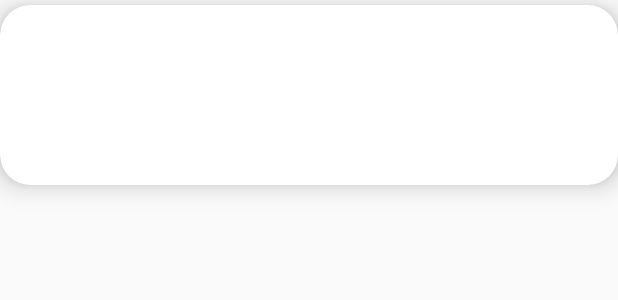
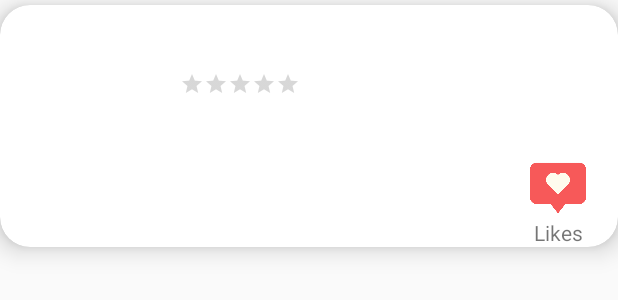
Before and after one commit to upendrapratapbind/ProductMart, an Android app: the layout home_rv_item_view.xml on its own in the app's theme, with its tools: preview values and no code run, on a phone screen of 412 x 824 dp. Shown: the top 300 px of the screen. Run offline under Robolectric (Android 15) with nearby library versions, the phone set to English and light mode, and no system bars.

Commit message:
layout change

```diff
--- a/app/src/main/java/com/example/productmart/HomeAdapter.kt
+++ b/app/src/main/java/com/example/productmart/HomeAdapter.kt
@@ -5,6 +5,7 @@ import android.view.LayoutInflater
 import android.view.View
 import android.view.ViewGroup
 import android.widget.ImageView
+import android.widget.RatingBar
 import android.widget.TextView
 import androidx.recyclerview.widget.RecyclerView
 import com.bumptech.glide.Glide
@@ -33,24 +34,24 @@ class HomeAdapter(var context:Context): RecyclerView.Adapter<HomeAdapter.HomeVie
       lateinit var pTitle:TextView
       lateinit var pDesc:TextView
         lateinit var pCategory:TextView
-        lateinit var pRatingRate:TextView
-        lateinit var pRatingCount:TextView
+        lateinit var pRatingRate:RatingBar
         lateinit var pPrice:TextView
+        lateinit var pLike:TextView
 
         fun bindView(item:Product?){
             pImage=itemView.findViewById(R.id.productImage)
             pTitle=itemView.findViewById(R.id.pTitle)
             pDesc=itemView.findViewById(R.id.pDesc)
             pCategory=itemView.findViewById(R.id.pCategory)
-            pRatingRate=itemView.findViewById(R.id.pRatingRate)
-            pRatingCount=itemView.findViewById(R.id.pRatingCount)
+            pRatingRate=itemView.findViewById(R.id.pRatingBar)
+            pLike=itemView.findViewById(R.id.pLikes)
             pPrice=itemView.findViewById(R.id.pPrice)
             pTitle.text=item?.title
             pDesc.text=item?.description
             pCategory.text=item?.category
-            pRatingRate.text=("Rate->"+item?.rating?.rate.toString())
-            pRatingCount.text=("Rate Count->"+item?.rating?.count.toString())
+            pRatingRate.rating= item?.rating?.rate!!.toFloat()
             pPrice.text=("Rs "+item?.price.toString())
+            pLike.text= item.rating.count.toString()
             Glide.with(this.itemView).load(item?.image).override(300, 200).placeholder(R.drawable.shoplogo).error(R.drawable.shoplogo).into(pImage);
         }
     }
--- a/app/src/main/res/layout/home_rv_item_view.xml
+++ b/app/src/main/res/layout/home_rv_item_view.xml
@@ -12,12 +12,12 @@
     app:cardBackgroundColor="@color/white"
     >
 <androidx.constraintlayout.widget.ConstraintLayout
-    android:layout_width="wrap_content"
+    android:layout_width="match_parent"
     android:layout_height="wrap_content">
     <ImageView
         android:id="@+id/productImage"
-        android:layout_width="80dp"
-        android:layout_height="100dp"
+        android:layout_width="100dp"
+        android:layout_height="120dp"
         android:layout_marginStart="10dp"
         android:layout_marginTop="10dp"
         android:layout_marginBottom="10dp"
@@ -33,18 +33,21 @@
         android:layout_marginTop="10dp"
         android:textStyle="bold"
         android:textSize="18sp"
+        android:textColor="@color/black"
         app:layout_constraintStart_toEndOf="@+id/productImage"
         app:layout_constraintTop_toTopOf="parent" />
+
     <TextView
         android:id="@+id/pCategory"
         android:layout_width="200dp"
         android:layout_height="wrap_content"
         android:layout_marginStart="10dp"
+        android:layout_marginTop="10dp"
+        android:textSize="15sp"
         android:textStyle="bold"
-        android:textSize="15sp"
-        android:layout_marginTop="10dp"
         app:layout_constraintStart_toEndOf="@+id/productImage"
-        app:layout_constraintTop_toBottomOf="@+id/pTitle"/>
+        app:layout_constraintTop_toBottomOf="@+id/pRatingBar" />
+
     <TextView
         android:id="@+id/pDesc"
         android:layout_width="200dp"
@@ -53,31 +56,49 @@
         android:layout_marginTop="10dp"
         android:textSize="12sp"
         app:layout_constraintStart_toEndOf="@+id/productImage"
-        app:layout_constraintTop_toBottomOf="@+id/pCategory"/>
+        app:layout_constraintTop_toBottomOf="@+id/pCategory" />
+
+    <RatingBar
+        android:id="@+id/pRatingBar"
+        style="@style/Widget.AppCompat.RatingBar.Small"
+        android:layout_width="wrap_content"
+        android:layout_height="wrap_content"
+        android:layout_marginStart="10dp"
+        android:layout_marginTop="10dp"
+        app:layout_constraintStart_toEndOf="@+id/productImage"
+        app:layout_constraintTop_toBottomOf="@+id/pTitle" />
+
 
     <TextView
-        android:id="@+id/pRatingRate"
+        android:id="@+id/pPrice"
         android:layout_width="80dp"
         android:layout_height="wrap_content"
-        android:layout_marginStart="10dp"
+        android:layout_marginStart="5dp"
+        android:layout_marginEnd="10dp"
+        android:gravity="center_horizontal"
+        android:padding="3dp"
         app:layout_constraintBottom_toBottomOf="@+id/pTitle"
+        app:layout_constraintEnd_toEndOf="parent"
         app:layout_constraintStart_toEndOf="@+id/pTitle"
         app:layout_constraintTop_toTopOf="@+id/pTitle" />
+
+    <ImageView
+        android:id="@+id/pLikeImage"
+        android:layout_width="40dp"
+        android:layout_height="40dp"
+        android:layout_marginEnd="20dp"
+        android:src="@drawable/likes"
+        app:layout_constraintEnd_toEndOf="parent"
+        app:layout_constraintTop_toTopOf="@+id/pDesc" />
+
     <TextView
-        android:id="@+id/pRatingCount"
-        android:layout_width="80dp"
+        android:id="@+id/pLikes"
+        android:layout_width="40dp"
         android:layout_height="wrap_content"
-        android:layout_marginStart="10dp"
-        app:layout_constraintBottom_toBottomOf="@+id/pCategory"
-        app:layout_constraintStart_toEndOf="@+id/pCategory"
-        app:layout_constraintTop_toTopOf="@+id/pCategory" />
-    <TextView
-        android:id="@+id/pPrice"
-        android:layout_width="60dp"
-        android:layout_height="wrap_content"
-        android:layout_marginStart="10dp"
-        app:layout_constraintBottom_toBottomOf="@+id/pDesc"
-        app:layout_constraintStart_toEndOf="@+id/pDesc"
-        app:layout_constraintTop_toTopOf="@+id/pDesc" />
+        android:text="Likes"
+        android:gravity="center"
+        app:layout_constraintEnd_toEndOf="@+id/pLikeImage"
+        app:layout_constraintStart_toStartOf="@+id/pLikeImage"
+        app:layout_constraintTop_toBottomOf="@+id/pLikeImage" />
 </androidx.constraintlayout.widget.ConstraintLayout>
 </androidx.cardview.widget.CardView>
```
Also changed, not shown: app/src/main/res/drawable/likes.png (added).
